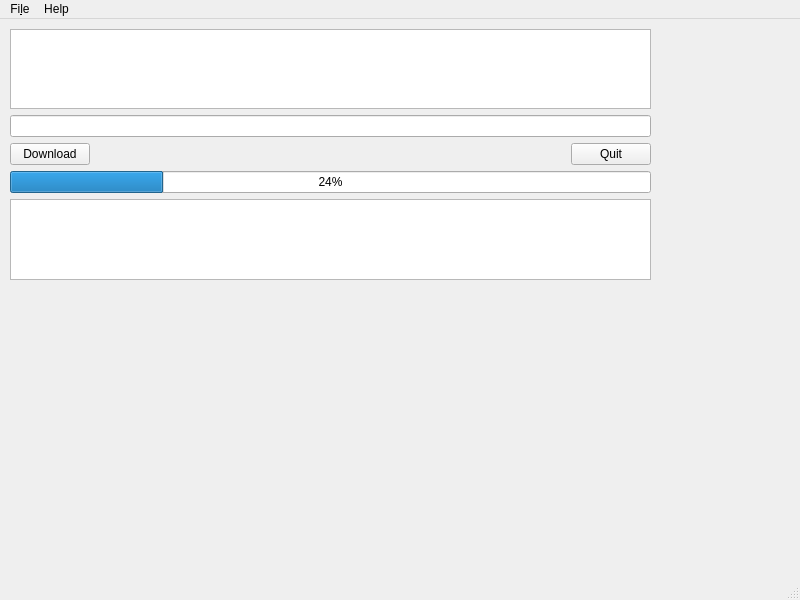
Qt form myUI.ui (littlet1968/myOracleDocs) before a commit.
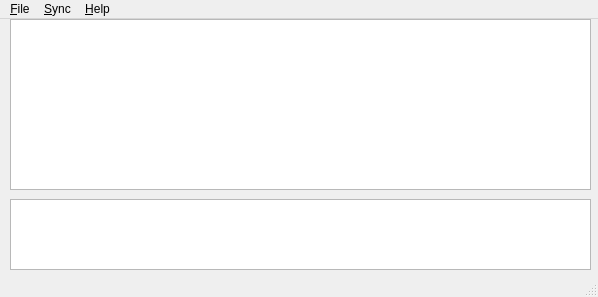
The same form after that commit.

Patch:
```diff
--- a/myUI.ui
+++ b/myUI.ui
@@ -6,65 +6,103 @@
    <rect>
     <x>0</x>
     <y>0</y>
-    <width>800</width>
-    <height>600</height>
+    <width>598</width>
+    <height>297</height>
    </rect>
   </property>
+  <property name="minimumSize">
+   <size>
+    <width>100</width>
+    <height>100</height>
+   </size>
+  </property>
+  <property name="maximumSize">
+   <size>
+    <width>1920</width>
+    <height>1024</height>
+   </size>
+  </property>
   <property name="windowTitle">
    <string>MainWindow</string>
   </property>
-  <widget class="QWidget" name="centralwidget">
+  <widget class="QWidget" name="mainwidget">
+   <property name="sizePolicy">
+    <sizepolicy hsizetype="Expanding" vsizetype="Expanding">
+     <horstretch>0</horstretch>
+     <verstretch>0</verstretch>
+    </sizepolicy>
+   </property>
+   <property name="minimumSize">
+    <size>
+     <width>100</width>
+     <height>100</height>
+    </size>
+   </property>
+   <property name="maximumSize">
+    <size>
+     <width>1024</width>
+     <height>786</height>
+    </size>
+   </property>
    <widget class="QWidget" name="verticalLayoutWidget">
     <property name="geometry">
      <rect>
       <x>10</x>
-      <y>10</y>
-      <width>641</width>
-      <height>251</height>
+      <y>0</y>
+      <width>581</width>
+      <height>171</height>
      </rect>
     </property>
-    <layout class="QVBoxLayout" name="verticalLayout">
+    <layout class="QVBoxLayout" name="docsLayout">
+     <property name="spacing">
+      <number>10</number>
+     </property>
      <item>
-      <layout class="QVBoxLayout" name="verticalLayout_2">
-       <item>
-        <layout class="QVBoxLayout" name="verticalLayout_3">
-         <item>
-          <widget class="QListView" name="listView"/>
-         </item>
-        </layout>
-       </item>
-       <item>
-        <widget class="QLineEdit" name="lineEdit"/>
-       </item>
-      </layout>
-     </item>
-     <item>
-      <layout class="QHBoxLayout" name="horizontalLayout">
-       <item alignment="Qt::AlignLeft">
-        <widget class="QPushButton" name="pushButton_3">
-         <property name="text">
-          <string>Download</string>
-         </property>
-        </widget>
-       </item>
-       <item alignment="Qt::AlignRight">
-        <widget class="QPushButton" name="pushButton">
-         <property name="text">
-          <string>Quit</string>
-         </property>
-        </widget>
-       </item>
-      </layout>
-     </item>
-     <item>
-      <widget class="QProgressBar" name="progressBar">
-       <property name="value">
-        <number>24</number>
+      <widget class="QListView" name="docsView">
+       <property name="minimumSize">
+        <size>
+         <width>90</width>
+         <height>90</height>
+        </size>
        </property>
+       <property name="maximumSize">
+        <size>
+         <width>1280</width>
+         <height>1024</height>
+        </size>
+       </property>
       </widget>
      </item>
+    </layout>
+   </widget>
+   <widget class="QWidget" name="verticalLayoutWidget_2">
+    <property name="geometry">
+     <rect>
+      <x>10</x>
+      <y>180</y>
+      <width>581</width>
+      <height>71</height>
+     </rect>
+    </property>
+    <layout class="QVBoxLayout" name="logLayout">
      <item>
-      <widget class="QTextBrowser" name="textBrowser"/>
+      <widget class="QTextBrowser" name="logOutput">
+       <property name="enabled">
+        <bool>true</bool>
+       </property>
+       <property name="minimumSize">
+        <size>
+         <width>90</width>
+         <height>60</height>
+        </size>
+       </property>
+       <property name="maximumSize">
+        <size>
+         <width>1920</width>
+         <height>1024</height>
+        </size>
+       </property>
+      </widget>
      </item>
     </layout>
    </widget>
@@ -74,24 +112,36 @@
     <rect>
      <x>0</x>
      <y>0</y>
-     <width>800</width>
-     <height>20</height>
+     <width>598</width>
+     <height>22</height>
     </rect>
    </property>
-   <widget class="QMenu" name="menuFile">
+   <widget class="QMenu" name="menu_File">
     <property name="title">
-     <string>Fi&amp;le</string>
+     <string>&amp;File</string>
     </property>
     <addaction name="actionOpen"/>
     <addaction name="actionExit"/>
    </widget>
-   <widget class="QMenu" name="menuHelp">
+   <widget class="QMenu" name="menu_Sync">
+    <property name="toolTip">
+     <string>Sync</string>
+    </property>
     <property name="title">
+     <string>&amp;Sync</string>
+    </property>
+   </widget>
+   <widget class="QMenu" name="menu_Help">
+    <property name="toolTip">
      <string>Help</string>
     </property>
+    <property name="title">
+     <string>&amp;Help</string>
+    </property>
    </widget>
-   <addaction name="menuFile"/>
-   <addaction name="menuHelp"/>
+   <addaction name="menu_File"/>
+   <addaction name="menu_Sync"/>
+   <addaction name="menu_Help"/>
   </widget>
   <widget class="QStatusBar" name="statusbar"/>
   <action name="actionOpen">
```
Left out of the diff: 19 changed lines with no effect on the pictures.
